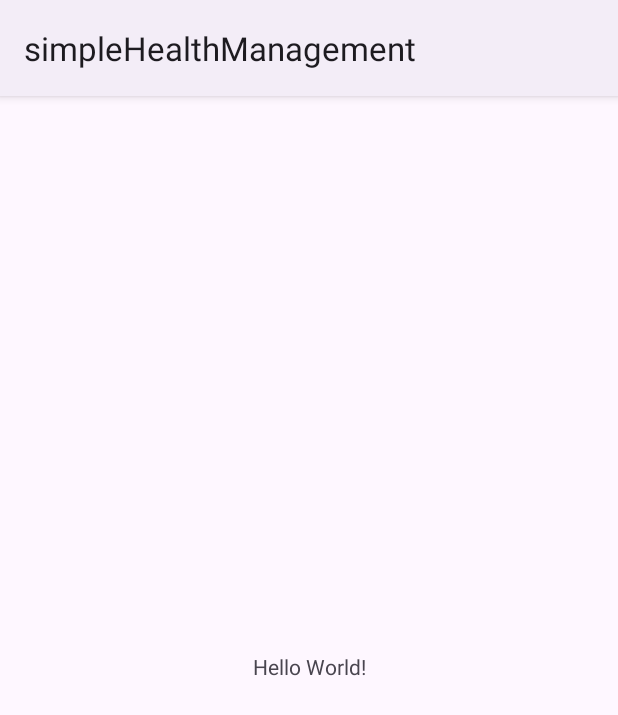
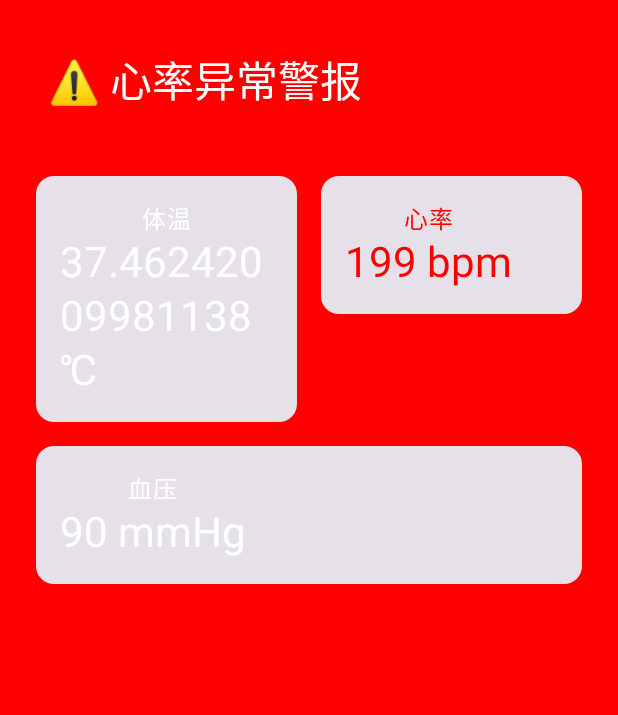
Before and after one commit to longfeiCA/simpleHealthManagement, an Android app built with Jetpack Compose: the screen it shows after launch (MainActivity), on a phone screen of 412 x 824 dp. Shown: the top 715 px of the screen. Run offline under Robolectric (Android 15) with nearby library versions, the phone set to English and light mode, and no system bars.

Commit message:
a basic model to start with

```diff
--- /dev/null
+++ b/app/src/main/java/com/example/simplehealthmanagement/HealthScreen.kt
@@ -0,0 +1,83 @@
+package com.example.simplehealthmanagement
+
+import androidx.compose.foundation.background
+import androidx.compose.foundation.layout.*
+import androidx.compose.foundation.shape.RoundedCornerShape
+import androidx.compose.material3.*
+import androidx.compose.runtime.*
+import androidx.compose.ui.Alignment
+import androidx.compose.ui.Modifier
+import androidx.compose.ui.graphics.Color
+import androidx.compose.ui.tooling.preview.Preview
+import androidx.compose.ui.unit.dp
+import androidx.compose.runtime.collectAsState
+
+
+@Composable
+fun HealthScreen(viewModel: HealthViewModel) {
+    val temperature by viewModel.temperature.collectAsState()
+    val heartRate by viewModel.heartRate.collectAsState()
+    val bloodPressure by viewModel.bloodPressure.collectAsState()
+    val spo2 by viewModel.spo2.collectAsState()
+    val isAlert by viewModel.isAlert.collectAsState()
+
+    val backgroundColor = if (isAlert) Color.Red else Color.White
+    val textColor = if (isAlert) Color.White else Color.Black
+
+    Column(
+        modifier = Modifier
+            .fillMaxSize()
+            .background(backgroundColor)
+            .padding(16.dp),
+        horizontalAlignment = Alignment.CenterHorizontally
+    ) {
+        // 警报状态
+        if (isAlert) {
+            Text(
+                text = "⚠️ 心率异常警报",
+                color = Color.White,
+                style = MaterialTheme.typography.headlineMedium,
+                modifier = Modifier
+                    .fillMaxWidth()
+                    .background(Color.Red, shape = RoundedCornerShape(10.dp))
+                    .padding(16.dp)
+            )
+        }
+
+        Spacer(modifier = Modifier.height(20.dp))
+
+        Row {
+            VitalSignCard("体温", "$temperature ℃", textColor, modifier = Modifier.weight(1f))
+            VitalSignCard("心率", "$heartRate bpm", if (heartRate in 60..100) textColor else Color.Red, modifier = Modifier.weight(1f))
+        }
+
+        Row {
+            VitalSignCard("血压", "$bloodPressure mmHg", textColor)
+            VitalSignCard("血氧", "$spo2 %", if (spo2 >= 90) textColor else Color.Red)
+        }
+    }
+}
+
+@Composable
+fun VitalSignCard(title: String, value: String, textColor: Color, modifier: Modifier = Modifier) {
+    Card(
+        modifier = modifier
+            .padding(8.dp)
+            .fillMaxWidth(), // Replace `.weight(1f)` with `.fillMaxWidth()`
+        shape = RoundedCornerShape(12.dp)
+    ) {
+        Column(
+            modifier = Modifier.padding(16.dp),
+            horizontalAlignment = Alignment.CenterHorizontally
+        ) {
+            Text(text = title, color = textColor, style = MaterialTheme.typography.bodyLarge)
+            Text(text = value, color = textColor, style = MaterialTheme.typography.headlineMedium)
+        }
+    }
+}
+
+@Preview(showBackground = true)
+@Composable
+fun PreviewHealthScreen() {
+    HealthScreen(viewModel = HealthViewModel())
+}
--- /dev/null
+++ b/app/src/main/java/com/example/simplehealthmanagement/HealthViewModel.kt
@@ -0,0 +1,45 @@
+package com.example.simplehealthmanagement
+
+import androidx.lifecycle.ViewModel
+import androidx.lifecycle.viewModelScope
+import kotlinx.coroutines.delay
+import kotlinx.coroutines.flow.MutableStateFlow
+import kotlinx.coroutines.flow.StateFlow
+import kotlinx.coroutines.launch
+import kotlin.random.Random
+
+class HealthViewModel : ViewModel() {
+    private val _temperature = MutableStateFlow(37.0) // 体温
+    private val _heartRate = MutableStateFlow(70) // 心率
+    private val _bloodPressure = MutableStateFlow(115) // 血压
+    private val _spo2 = MutableStateFlow(95) // 血氧
+    private val _isAlert = MutableStateFlow(false) // 是否报警
+
+    val temperature: StateFlow<Double> = _temperature
+    val heartRate: StateFlow<Int> = _heartRate
+    val bloodPressure: StateFlow<Int> = _bloodPressure
+    val spo2: StateFlow<Int> = _spo2
+    val isAlert: StateFlow<Boolean> = _isAlert
+
+    init {
+        startUpdatingData()
+    }
+
+    private fun startUpdatingData() {
+        viewModelScope.launch {
+            while (true) {
+                _temperature.value = Random.nextDouble(35.5, 39.5)
+                _heartRate.value = Random.nextInt(50, 200)
+                _bloodPressure.value = Random.nextInt(90, 140)
+                _spo2.value = Random.nextInt(85, 100)
+
+                _isAlert.value = _temperature.value !in 36.0..37.5 ||
+                        _heartRate.value !in 60..100 ||
+                        _bloodPressure.value !in 90..130 ||
+                        _spo2.value < 90
+
+                delay(5000) // 每5秒更新一次
+            }
+        }
+    }
+}
--- a/app/src/main/java/com/example/simplehealthmanagement/MainActivity.kt
+++ b/app/src/main/java/com/example/simplehealthmanagement/MainActivity.kt
@@ -1,20 +1,16 @@
 package com.example.simplehealthmanagement
 
 import android.os.Bundle
-import androidx.activity.enableEdgeToEdge
-import androidx.appcompat.app.AppCompatActivity
-import androidx.core.view.ViewCompat
-import androidx.core.view.WindowInsetsCompat
+import androidx.activity.ComponentActivity
+import androidx.activity.compose.setContent
+import androidx.lifecycle.viewmodel.compose.viewModel
 
-class MainActivity : AppCompatActivity() {
+class MainActivity : ComponentActivity() {
     override fun onCreate(savedInstanceState: Bundle?) {
         super.onCreate(savedInstanceState)
-        enableEdgeToEdge()
-        setContentView(R.layout.activity_main)
-        ViewCompat.setOnApplyWindowInsetsListener(findViewById(R.id.main)) { v, insets ->
-            val systemBars = insets.getInsets(WindowInsetsCompat.Type.systemBars())
-            v.setPadding(systemBars.left, systemBars.top, systemBars.right, systemBars.bottom)
-            insets
+        setContent {
+            val viewModel: HealthViewModel = viewModel()
+            HealthScreen(viewModel)
         }
     }
 }
```
